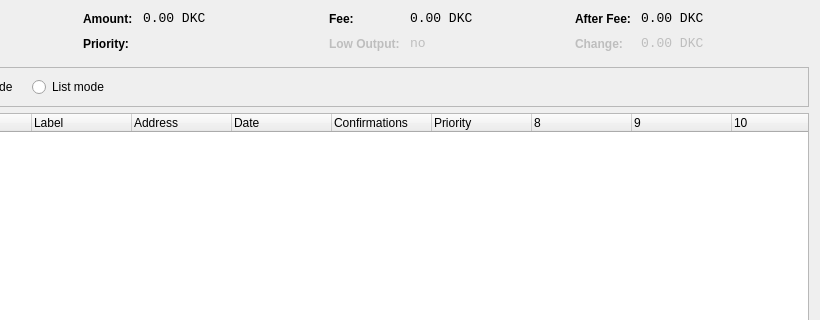
Above: src/qt/forms/coincontroldialog.ui from DarkCredit/DarkCredit before the change; both pictures show x 180 to 1000 and y 0 to 320 of the 1000 by 500 pixel window. Below: the same form after it.
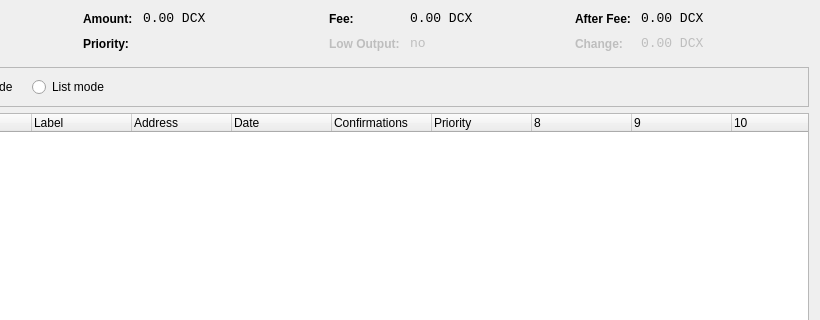
That is the form after the change. Custom widgets are drawn as their Qt base class.

Patch:
```diff
--- a/src/qt/forms/coincontroldialog.ui
+++ b/src/qt/forms/coincontroldialog.ui
@@ -141,7 +141,7 @@
           <enum>Qt::ActionsContextMenu</enum>
          </property>
          <property name="text">
-          <string notr="true">0.00 DKC</string>
+          <string notr="true">0.00 DCX</string>
          </property>
          <property name="textInteractionFlags">
           <set>Qt::LinksAccessibleByMouse|Qt::TextSelectableByKeyboard|Qt::TextSelectableByMouse</set>
@@ -221,7 +221,7 @@
           <enum>Qt::ActionsContextMenu</enum>
          </property>
          <property name="text">
-          <string notr="true">0.00 DKC</string>
+          <string notr="true">0.00 DCX</string>
          </property>
          <property name="textInteractionFlags">
           <set>Qt::LinksAccessibleByMouse|Qt::TextSelectableByKeyboard|Qt::TextSelectableByMouse</set>
@@ -307,7 +307,7 @@
           <enum>Qt::ActionsContextMenu</enum>
          </property>
          <property name="text">
-          <string notr="true">0.00 DKC</string>
+          <string notr="true">0.00 DCX</string>
          </property>
          <property name="textInteractionFlags">
           <set>Qt::LinksAccessibleByMouse|Qt::TextSelectableByKeyboard|Qt::TextSelectableByMouse</set>
@@ -345,7 +345,7 @@
           <enum>Qt::ActionsContextMenu</enum>
          </property>
          <property name="text">
-          <string notr="true">0.00 DKC</string>
+          <string notr="true">0.00 DCX</string>
          </property>
          <property name="textInteractionFlags">
           <set>Qt::LinksAccessibleByMouse|Qt::TextSelectableByKeyboard|Qt::TextSelectableByMouse</set>
```
